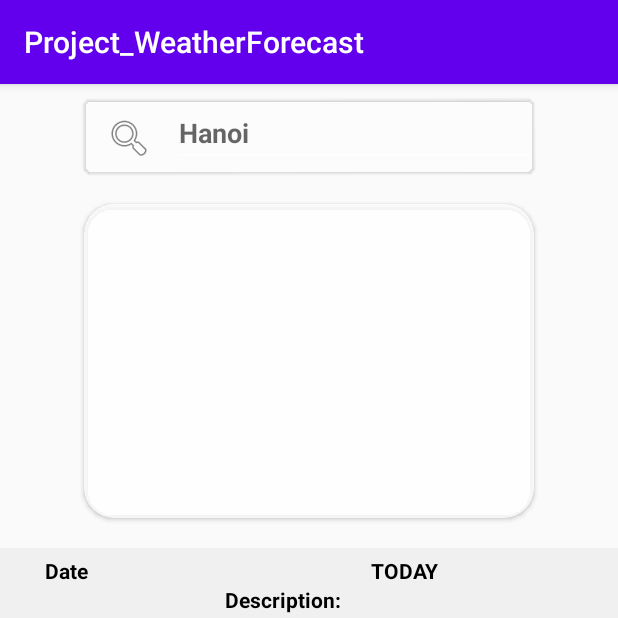
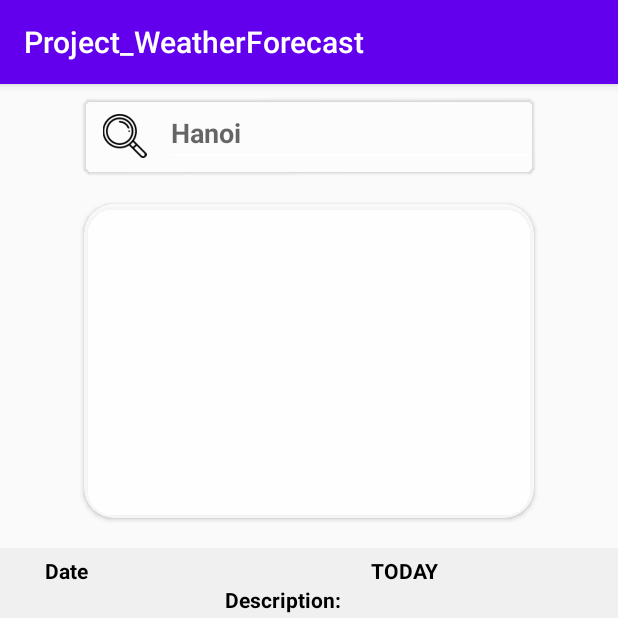
Before and after one commit to thangnq99/thangnq, an Android app: the screen it shows after launch (MainActivity), on a phone screen of 412 x 824 dp, the top half of it. Run offline under Robolectric (Android 15) with nearby library versions, the phone set to English and light mode, and no system bars.

Commit message:
insert new search button

```diff
--- a/app/src/main/res/layout/activity_main.xml
+++ b/app/src/main/res/layout/activity_main.xml
@@ -40,14 +40,14 @@
             android:layout_height="match_parent"
             android:orientation="horizontal">
 
-            <ImageButton
+            <ImageView
                 android:id="@+id/btnSearch"
-                android:layout_width="wrap_content"
-                android:layout_height="wrap_content"
+                android:layout_width="22dp"
+                android:layout_height="29dp"
                 android:layout_marginTop="10dp"
                 android:layout_weight="1"
                 android:background="@android:color/transparent"
-                app:srcCompat="@android:drawable/ic_menu_search" />
+                app:srcCompat="@drawable/loupe" />
 
             <EditText
                 android:id="@+id/etCity"
```
